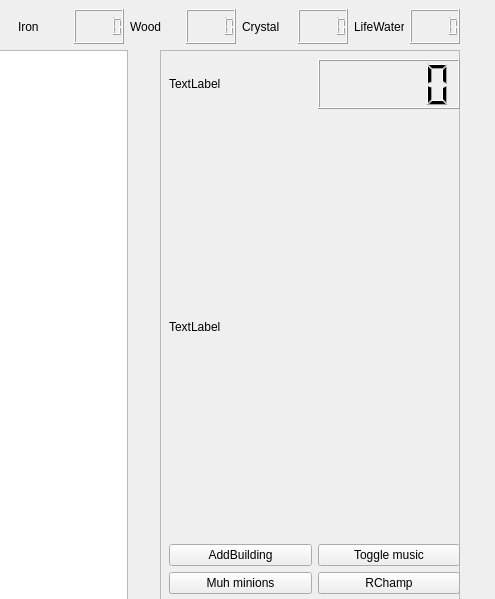
Above: Game/mapwindow.ui from Kujanenj/ohjelmointi3 before the change; both pictures show x 707 to 1202 and y 0 to 599 of the 1202 by 722 pixel window. Below: the same form after it.
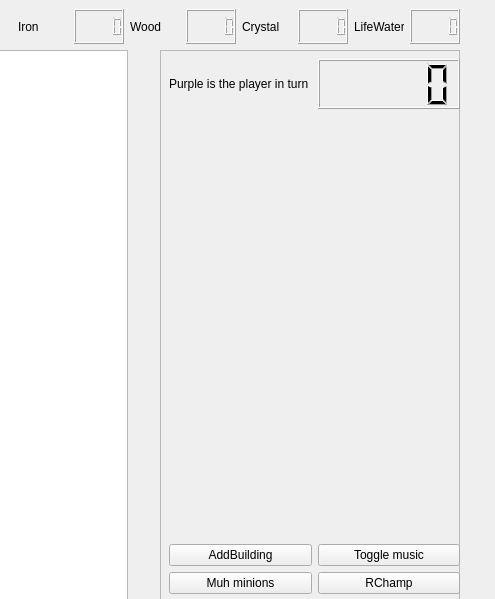
That is the form after the change.

```diff
--- a/Game/mapwindow.ui
+++ b/Game/mapwindow.ui
@@ -276,7 +276,7 @@
           <item row="2" column="0">
            <widget class="QLabel" name="DescriptionLabel">
             <property name="text">
-             <string>TextLabel</string>
+             <string/>
             </property>
            </widget>
           </item>
@@ -289,7 +289,7 @@
              </size>
             </property>
             <property name="text">
-             <string>TextLabel</string>
+             <string>Purple is the player in turn</string>
             </property>
            </widget>
           </item>
```
Left out of the diff: 7 changed lines with no effect on the pictures.
